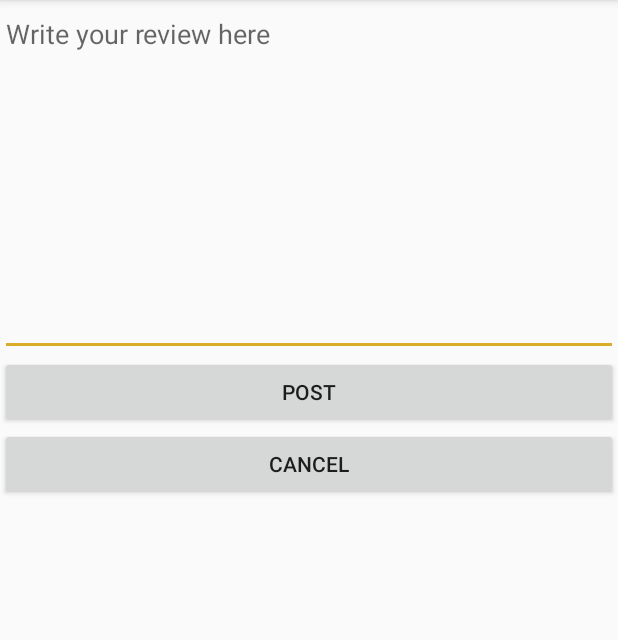
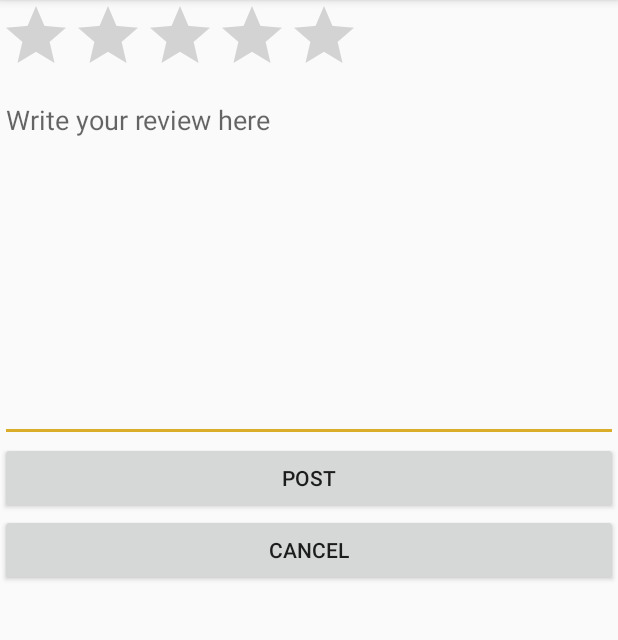
Before and after one commit to bingxueouyang/Foodographer, an Android app: the RestaurantInfo screen opened directly, with no data from a screen before it, after a tap on "Write Review", on a phone screen of 412 x 824 dp, the part 84-724 px from its top. Run offline under Robolectric (Android 15) with nearby library versions, the phone set to English and light mode, and no system bars; our stand-ins replace Firebase (no records; nobody signed in at launch, a user with empty details on screens opened directly); 3 statements that could not run were skipped; 2 other taps on this screen came first.

Commit message:
push and clean code

```diff
--- a/app/src/main/AndroidManifest.xml
+++ b/app/src/main/AndroidManifest.xml
@@ -43,4 +43,6 @@
         <activity android:name=".UserRecentViewRestaurants"></activity>
     </application>
 
+    <uses-permission android:name="android.permission.CALL_PHONE"></uses-permission>
+
 </manifest>
--- a/app/src/main/java/com/foodie/foodographer/RestaurantInfo.java
+++ b/app/src/main/java/com/foodie/foodographer/RestaurantInfo.java
@@ -3,7 +3,9 @@ package com.foodie.foodographer;
 
 import android.content.Intent;
 import android.media.Image;
+import android.net.Uri;
 import android.os.Bundle;
+import android.renderscript.Sampler;
 import android.support.annotation.NonNull;
 import android.support.annotation.Nullable;
 import android.support.design.widget.BottomNavigationView;
@@ -50,14 +52,16 @@ import android.widget.RatingBar;
 import android.widget.ImageView;
 import android.support.v7.widget.CardView;
 
+import org.w3c.dom.Text;
+
 public class RestaurantInfo extends AppCompatActivity implements View.OnClickListener{
 
     private CardView amenties;
     private TextView restName;
     private LinearLayout restTags;
-    private Button favoriteButton;
+    private ImageButton favoriteButton;
     private FirebaseAuth mAuthSetting;
-    private DatabaseReference commentRef;
+    private DatabaseReference restRef;
     private DatabaseReference userRef;
     private String currentUserID;
     private DatabaseReference restReference;
@@ -67,22 +71,54 @@ public class RestaurantInfo extends AppCompatActivity implements View.OnClickLis
     private ArrayList<Review> reviewArrayList;
     private RecyclerView myView;
     String Rest_ID;
-    private Button reviewButton;
+    private TextView reviewButton;
     private Boolean checkUserExixt=true;
+    private LinearLayout getDirection;
+    private LinearLayout Call;
+    private CardView openTime;
+    private TextView time_info;
+    String phoneNumber;
+
     @Override
     protected void onCreate(Bundle savedInstanceState) {
         super.onCreate(savedInstanceState);
         setContentView(R.layout.activity_restaurant_info);
-        mAuthSetting= FirebaseAuth.getInstance();
 
+        //restaurant category
         restTags = findViewById(R.id.rest_tags);
         restTags.setVisibility(View.GONE);
 
+        //restaurant name
+        restName = findViewById(R.id.rest_name);
+        restName.setText(myRest.getName());
+
+        //Load image of restaurant
+        ImageView restIMG = findViewById(R.id.rest_IMG);
+        new DownloadImageTask(restIMG).execute(myRest.getIMGURL());
+
+        //expandable time info
+        openTime = findViewById(R.id.openTime);
+        openTime.setOnClickListener(this);
+
+        time_info = (TextView) findViewById(R.id.time_info);
+        time_info.setVisibility(View.GONE);
+
+        //amenties
         amenties = findViewById(R.id.openTag);
-        amenties.setOnClickListener(this);
+
+        //restaurant that we are looking at
         myRest = getIntent().getParcelableExtra("myRest");
-        favoriteButton =(Button) findViewById(R.id.likeButton);
-        reviewButton=(Button) findViewById(R.id.saveRating_Btn);
+
+        //bookmark favorite restaurant
+        favoriteButton =(ImageButton) findViewById(R.id.likeButton);
+        favoriteButton.setOnClickListener(this);
+
+        //review button (write reviews and post it)
+        reviewButton=(TextView) findViewById(R.id.saveRating_Btn);
+        reviewButton.setOnClickListener(this);
+
+        //mAuthSetting checks if user logged in
+        mAuthSetting= FirebaseAuth.getInstance();
         if(mAuthSetting.getCurrentUser()!=null) {
             checkUserExixt=true;
             currentUserID = mAuthSetting.getCurrentUser().getUid();
@@ -94,33 +130,40 @@ public class RestaurantInfo extends AppCompatActivity implements View.OnClickLis
             Log.d("wassup","it is null");
             checkUserExixt=false;
         }
-        favoriteButton.setOnClickListener(this);
-        reviewButton.setOnClickListener(this);
 
-        restName = findViewById(R.id.rest_name);
-        restName.setText(myRest.getName());
 
-        RatingBar restRating = findViewById(R.id.rest_rating);
-        restRating.setRating(myRest.getRating());
+        final RatingBar restRating = findViewById(R.id.rest_rating);
+        final TextView restLocation = findViewById(R.id.rest_location);
+        // Yelp rating
+        //restRating.setRating(myRest.getRating());
 
-        TextView restLocation = findViewById(R.id.rest_location);
-        restLocation.setText(myRest.getLocation());
-
-        ImageView restIMG = findViewById(R.id.rest_IMG);
-        new DownloadImageTask(restIMG).execute(myRest.getIMGURL());
-        commentRef = FirebaseDatabase.getInstance().getReference("Restaurants").child(Rest_ID).child("comments");
+        restRef = FirebaseDatabase.getInstance().getReference("Restaurants").child(Rest_ID);
         myView = (RecyclerView) findViewById(R.id.recyclerview);
         reviewArrayList = new ArrayList<>();
 
-        commentRef.addValueEventListener(new ValueEventListener() {
+        restRef.addValueEventListener(new ValueEventListener() {
             @Override
             public void onDataChange(@NonNull DataSnapshot dataSnapshot) {
                 // Log.i("snapshot", "Inside onDataChange!!!");
                 reviewArrayList.clear();
-                for(DataSnapshot reviewSnapshot: dataSnapshot.getChildren()){
-                    Log.i("database info", "Check: " + reviewSnapshot.getValue());
-                    Review thisReview = reviewSnapshot.getValue(Review.class);
+                for(DataSnapshot restSnapshot: dataSnapshot.getChildren()){
+                    Log.i("database info", "Check: " + restSnapshot.getValue());
+                    //get reviews of restaurant from firebase
+                    Review thisReview = restSnapshot.child("comments").getValue(Review.class);
                     reviewArrayList.add(thisReview);
+
+                    //get ratings of restaurant
+                    float rating = (Float)restSnapshot.child("rating").getValue();
+                    restRating.setRating(rating);
+
+                    //get phone number of restaurant
+                    String phone = (String) restSnapshot.child("phone").getValue();
+
+
+                    //get location of restaurant
+                    String location = (String) restSnapshot.child("location").getValue();
+                    restLocation.setText(location);
+
                 }
                 RecyclerReviewList adapter = new RecyclerReviewList(reviewArrayList);
                 myView.setAdapter(adapter);
@@ -132,20 +175,8 @@ public class RestaurantInfo extends AppCompatActivity implements View.OnClickLis
             }
         });
 
-//
-//        ArrayList<Review> reviews = new ArrayList<Review>();
-//
-//        reviews.add(new Review("https://upload.wikimedia.org/wikipedia/en/2/21/Web_of_Spider-Man_Vol_1_129-1.png", "Haofan", (float) 3.0, "3 months ago", "Had a wonderful Sunday breakfast with good friends. My buddy had the Eggs Benedict and said it was the best he even had. I wanted a bite but it disappeared off his play too fast. Both the mushroom and western omelettes are very good. To top it off excellent delightful service. Thank you Kay!"));
-//        reviews.add(new Review("https://upload.wikimedia.org/wikipedia/en/2/21/Web_of_Spider-Man_Vol_1_129-1.png", "Haofan", (float) 3.0, "3 months ago", "content"));
-//        reviews.add(new Review("https://upload.wikimedia.org/wikipedia/en/2/21/Web_of_Spider-Man_Vol_1_129-1.png", "Haofan", (float) 3.0, "3 months ago", "content"));
-//        reviews.add(new Review("https://upload.wikimedia.org/wikipedia/en/2/21/Web_of_Spider-Man_Vol_1_129-1.png", "Haofan", (float) 3.0, "3 months ago", "content"));
-//        reviews.add(new Review("https://upload.wikimedia.org/wikipedia/en/2/21/Web_of_Spider-Man_Vol_1_129-1.png", "Haofan", (float) 3.0, "3 months ago", "content"));
 
-        // making articles recycle
-//        RecyclerReviewList adapter = new RecyclerReviewList(reviews);
         myView.setHasFixedSize(true);
-//        myView.setAdapter(adapter);
-//        RecyclerView myView = (RecyclerView) findViewById(R.id.recyclerview);
 
         LinearLayoutManager llm = new LinearLayoutManager(this);
         llm.setOrientation(LinearLayoutManager.VERTICAL);
@@ -187,7 +218,9 @@ public class RestaurantInfo extends AppCompatActivity implements View.OnClickLis
                 Review testReview = new Review(emailUserName, userIMGURL, (float) 3.0, "3 months ago", review);
                 HashMap<String, Object> restaurantParams = new HashMap<>();
                 restaurantParams.put(currentUserID, testReview);
-                commentRef.updateChildren(restaurantParams);
+
+                restRef.child("comments").updateChildren(restaurantParams);
+
                 HashMap<String, Object> userParams = new HashMap<>();
                 userParams.put("content", review);
                 userRef2.updateChildren(userParams).addOnCompleteListener(new OnCompleteListener<Void>() {
@@ -249,12 +282,29 @@ public class RestaurantInfo extends AppCompatActivity implements View.OnClickLis
                 restTags.setVisibility(View.GONE);
             }
         }
+        if(view==openTime){
+            if (time_info.getVisibility() != View.VISIBLE) {
+                time_info.setVisibility(View.VISIBLE);
+            }
+            else{
+                time_info.setVisibility(View.GONE);
+            }
+        }
+        if(view==getDirection){
+
+        }
+
+        if(view==Call) {
+            phoneNumber = myRest.getPhone();
+            Intent callIntent = new Intent(Intent.ACTION_CALL);
+            callIntent.setData(Uri.parse(phoneNumber));
+            startActivity(callIntent);
+        }
         if(view == favoriteButton && checkUserExixt==true){
 
             updateUserFavResteraurant();
 
         }
-
         if(view==favoriteButton && checkUserExixt== false){
             Toast.makeText( RestaurantInfo.this,"User only",Toast.LENGTH_SHORT).show();
             //Intent goingToLogin= new Intent(RestaurantInfo.this,LogIn.class);
--- a/app/src/main/java/com/foodie/foodographer/Userinfo.java
+++ b/app/src/main/java/com/foodie/foodographer/Userinfo.java
@@ -2,7 +2,7 @@ package com.foodie.foodographer;
 
 import java.util.ArrayList;
 
-public class UserInfo {
+class UserInfo {
     public String email, expert1, expert2, expert3, interest1, interest2, interest3, interest4;
 
     public UserInfo(String email, String expert1, String expert2, String expert3, String interest1, String interest2, String interest3, String interest4){
--- a/app/src/main/res/layout/activity_post_review.xml
+++ b/app/src/main/res/layout/activity_post_review.xml
@@ -6,6 +6,13 @@
     android:layout_height="match_parent"
     android:orientation="vertical"
     tools:context=".PostReviewActivity">
+
+    <RatingBar
+        android:id="@+id/user_rating"
+        style="@style/Widget.AppCompat.RatingBar"
+        android:layout_width="wrap_content"
+        android:layout_height="wrap_content"
+        android:max="5" />
 
     <EditText
         android:id="@+id/ReviewText"
--- a/app/src/main/res/layout/activity_restaurant_info.xml
+++ b/app/src/main/res/layout/activity_restaurant_info.xml
@@ -154,7 +154,7 @@
                 android:layout_marginBottom="10dp">
 
                 <LinearLayout
-                    android:layout_width="wrap_content"
+                    android:layout_width="match_parent"
                     android:layout_height="wrap_content"
                     android:orientation="horizontal">
 
@@ -169,8 +169,8 @@
                         android:id="@+id/saveRating_Btn"
                         android:layout_width="wrap_content"
                         android:layout_height="wrap_content"
+                        android:layout_gravity="center"
                         android:layout_marginLeft="50dp"
-                        android:layout_gravity="center"
                         android:clickable="true"
                         android:onClick="postReview"
                         android:text="Write Review"
```
